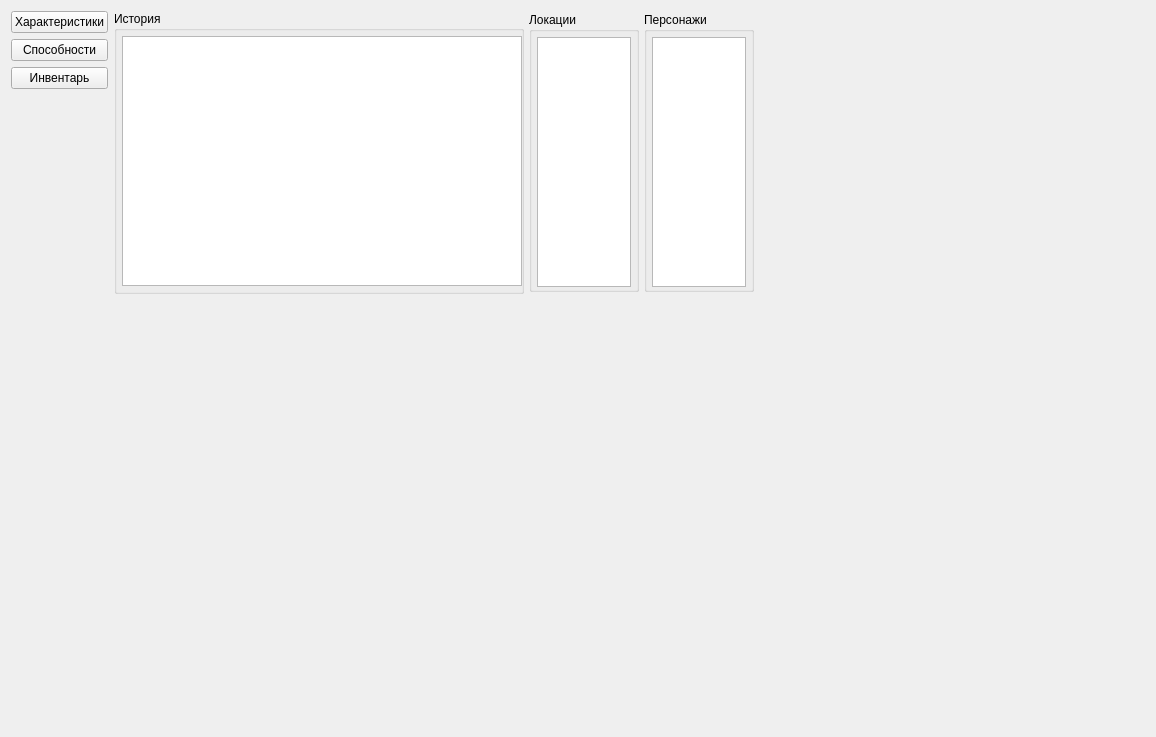
First picture: the form in gui/game_widget.ui, repository Miklene/Arena, before the edit.
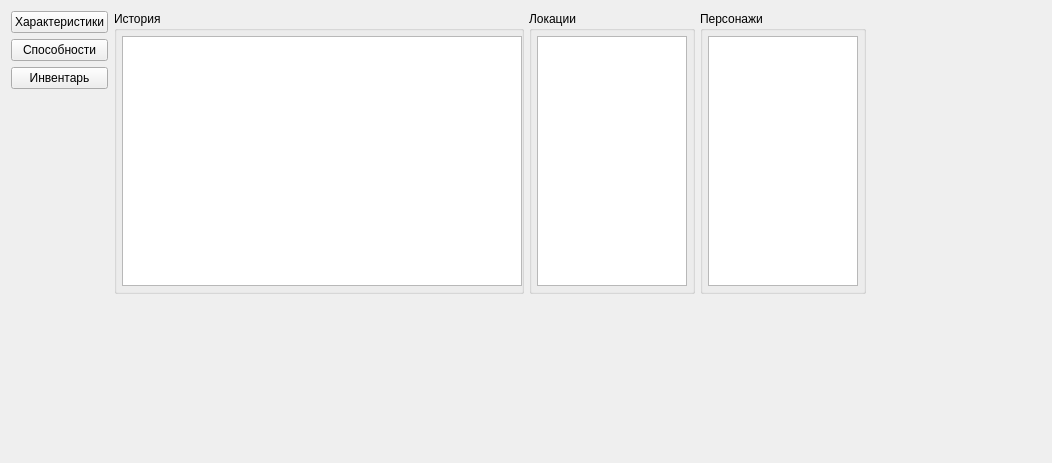
Second picture: the form after the edit.

Commit message: Обновил ui для game_widget

```diff
--- a/gui/game_widget.ui
+++ b/gui/game_widget.ui
@@ -6,8 +6,8 @@
    <rect>
     <x>0</x>
     <y>0</y>
-    <width>1156</width>
-    <height>737</height>
+    <width>1052</width>
+    <height>463</height>
    </rect>
   </property>
   <property name="windowTitle">
@@ -127,8 +127,8 @@
          </property>
          <property name="maximumSize">
           <size>
-           <width>110</width>
-           <height>280</height>
+           <width>170</width>
+           <height>160000</height>
           </size>
          </property>
          <property name="title">
@@ -151,13 +151,13 @@
            <widget class="QListWidget" name="list_locations">
             <property name="minimumSize">
              <size>
-              <width>80</width>
+              <width>100</width>
               <height>250</height>
              </size>
             </property>
             <property name="maximumSize">
              <size>
-              <width>100</width>
+              <width>150</width>
               <height>250</height>
              </size>
             </property>
@@ -179,8 +179,8 @@
          </property>
          <property name="maximumSize">
           <size>
-           <width>110</width>
-           <height>280</height>
+           <width>170</width>
+           <height>16000</height>
           </size>
          </property>
          <property name="title">
@@ -203,13 +203,13 @@
            <widget class="QListWidget" name="list_persons">
             <property name="minimumSize">
              <size>
-              <width>80</width>
+              <width>100</width>
               <height>250</height>
              </size>
             </property>
             <property name="maximumSize">
              <size>
-              <width>100</width>
+              <width>150</width>
               <height>250</height>
              </size>
             </property>
@@ -218,6 +218,19 @@
          </layout>
         </widget>
        </item>
+       <item>
+        <spacer name="horizontalSpacer_2">
+         <property name="orientation">
+          <enum>Qt::Horizontal</enum>
+         </property>
+         <property name="sizeHint" stdset="0">
+          <size>
+           <width>0</width>
+           <height>0</height>
+          </size>
+         </property>
+        </spacer>
+       </item>
       </layout>
      </item>
      <item>
```
Left out of the diff: 106 changed lines with no effect on the pictures. The commit also changes 1 other file.
